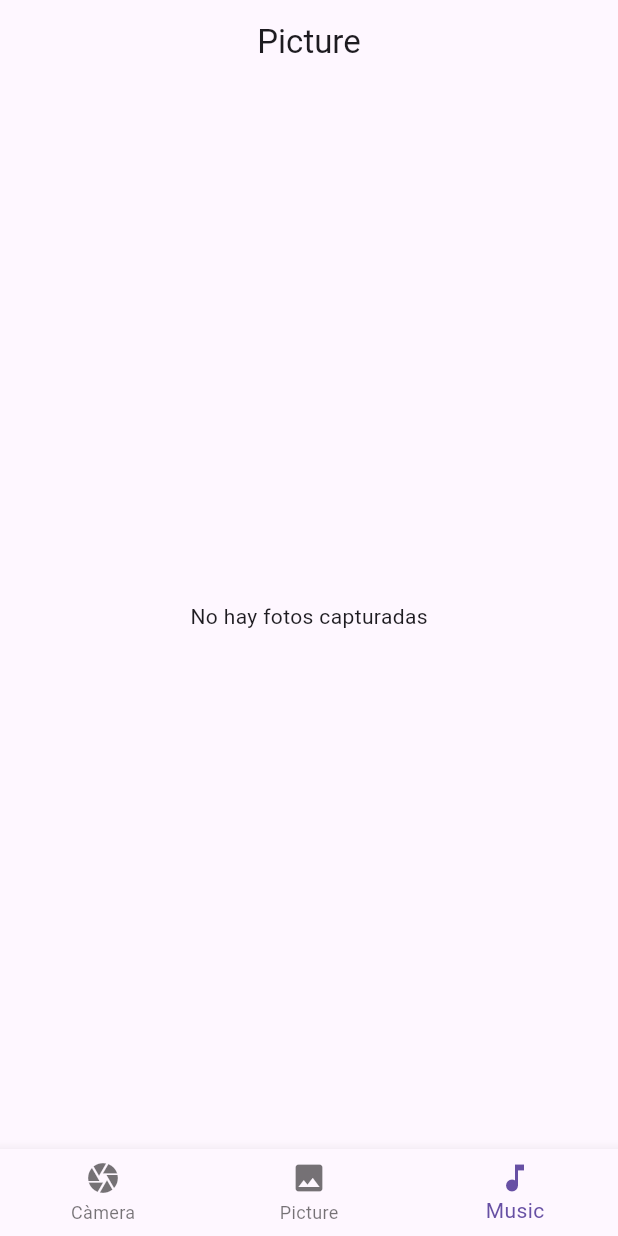
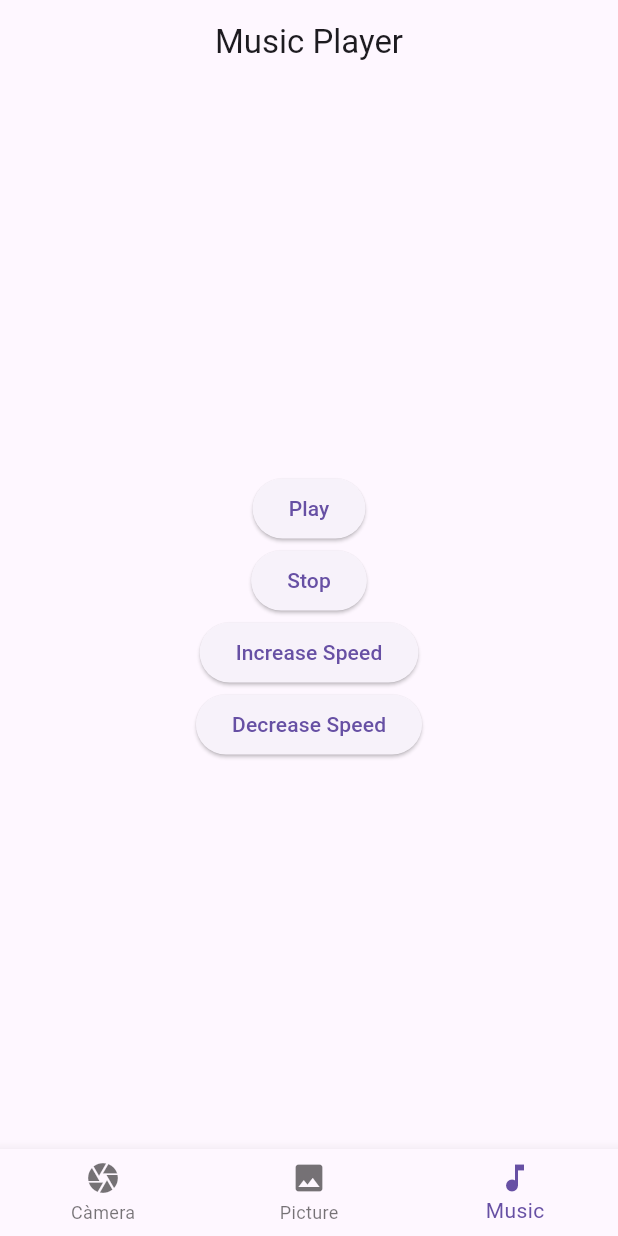
Before and after one commit to Bemen3M07/m08-uf1-multimedia-leandro-joancarlos, a Flutter app: the screen it shows after launch, item 3 of the bottom bar chosen, on a phone screen of 412 x 824 dp. Run offline on Flutter 3.47's test engine with Material 3 defaults, Android fonts, the phone set to English and light mode, and no system bars; our stand-ins replace camera, just_audio.

Commit message:
added functional MusicPlayerScreen

```diff
--- a/camera_on_flutter/lib/main.dart
+++ b/camera_on_flutter/lib/main.dart
@@ -1,6 +1,7 @@
 import 'package:flutter/material.dart';
 import 'package:camera/camera.dart';
 import 'dart:io'; // Importa la librería para trabajar con File.
+import 'package:just_audio/just_audio.dart';
 
 void main() {
   runApp(const MyApp());
@@ -56,8 +57,9 @@ class MainScreenState extends State<MainScreen> {
     if (_screens.isEmpty) {
       _screens.add(
           CameraScreen(cameras: _cameras, onImageCaptured: _onImageCaptured));
+      _screens.add(GalleryScreen(capturedImages: _capturedImages));
+      _screens.add(const MusicPlayerScreen()); // Add MusicPlayerScreen here
     }
-    _screens.add(GalleryScreen(capturedImages: _capturedImages));
 
     return Scaffold(
       body: _screens[_selectedIndex],
@@ -263,3 +265,82 @@ class GalleryScreen extends StatelessWidget {
     );
   }
 }
+
+class MusicPlayerScreen extends StatefulWidget {
+  const MusicPlayerScreen({super.key});
+
+  @override
+  MusicPlayerScreenState createState() => MusicPlayerScreenState();
+}
+
+class MusicPlayerScreenState extends State<MusicPlayerScreen> {
+  final AudioPlayer _audioPlayer = AudioPlayer();
+
+  @override
+  void initState() {
+    super.initState();
+  }
+
+  // Método para reproducir el audio
+  Future<void> _playAudio() async {
+    try {
+      await _audioPlayer.setAsset('assets/audio.mp3'); // Load the audio asset
+      _audioPlayer.play(); // Play the audio
+    } catch (e) {
+      print("Error playing audio: $e");
+    }
+  }
+
+  // Método para detener el audio
+  Future<void> _stopAudio() async {
+    await _audioPlayer.stop();
+  }
+
+  // Método para cambiar la velocidad de reproducción
+  Future<void> _setPlaybackRate(double rate) async {
+    _audioPlayer.setSpeed(rate); // Cambia la velocidad
+  }
+
+  @override
+  void dispose() {
+    _audioPlayer.dispose();
+    super.dispose();
+  }
+
+  @override
+  Widget build(BuildContext context) {
+    return Scaffold(
+      appBar: AppBar(
+        title: const Text('Music Player'),
+        centerTitle: true,
+      ),
+      body: Center(
+        child: Column(
+          mainAxisAlignment: MainAxisAlignment.center,
+          children: <Widget>[
+            // Botón para reproducir
+            ElevatedButton(
+              onPressed: _playAudio,
+              child: const Text('Play'),
+            ),
+            // Botón para detener
+            ElevatedButton(
+              onPressed: _stopAudio,
+              child: const Text('Stop'),
+            ),
+            // Botón para aumentar la velocidad
+            ElevatedButton(
+              onPressed: () => _setPlaybackRate(1.5), // Aumenta la velocidad
+              child: const Text('Increase Speed'),
+            ),
+            // Botón para disminuir la velocidad
+            ElevatedButton(
+              onPressed: () => _setPlaybackRate(0.5), // Disminuye la velocidad
+              child: const Text('Decrease Speed'),
+            ),
+          ],
+        ),
+      ),
+    );
+  }
+}
--- a/camera_on_flutter/pubspec.yaml
+++ b/camera_on_flutter/pubspec.yaml
@@ -10,6 +10,7 @@ dependencies:
   flutter:
     sdk: flutter
   camera: ^0.10.0+1
+  just_audio: ^0.9.46
 
 dev_dependencies:
   flutter_test:
@@ -18,3 +19,5 @@ dev_dependencies:
 
 flutter:
   uses-material-design: true
+  assets:
+    - assets/audio.mp3
```
Also changed, not shown: camera_on_flutter/pubspec.lock, 6 other files.
